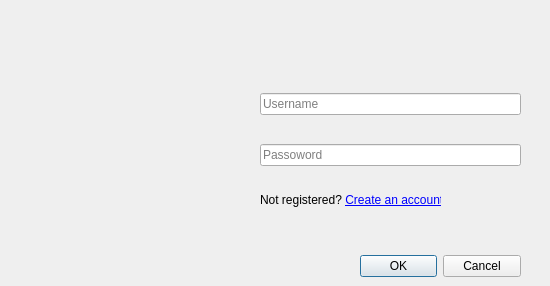
This is Client/resources/CustomDialog.ui in Gamefors/ChatProgram as Qt 5 draws it before an edit. The edited form follows.
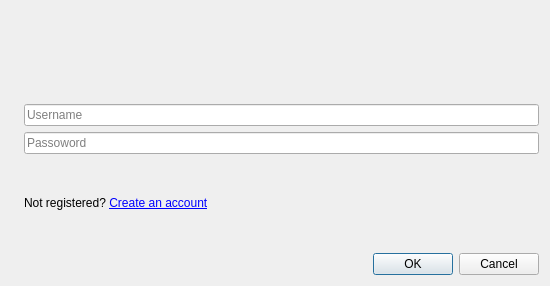
This is the edited form. Icons and pictures are not drawn.

Commit message:
Resizeable windows
LoginWindow and MainWindow are resizable now.

```diff
--- a/Client/resources/CustomDialog.ui
+++ b/Client/resources/CustomDialog.ui
@@ -10,6 +10,18 @@
     <height>286</height>
    </rect>
   </property>
+  <property name="minimumSize">
+   <size>
+    <width>550</width>
+    <height>286</height>
+   </size>
+  </property>
+  <property name="maximumSize">
+   <size>
+    <width>550</width>
+    <height>286</height>
+   </size>
+  </property>
   <property name="windowTitle">
    <string>Dialog</string>
   </property>
@@ -17,15 +29,19 @@
    <iconset>
     <normaloff>icons8-computer-chat-64.png</normaloff>icons8-computer-chat-64.png</iconset>
   </property>
+  <layout class="QGridLayout" name="gridLayout">
+   <item row="0" column="0" rowspan="3">
+    <widget class="QLabel" name="DefaultUserPicture">
+     <property name="text">
+      <string/>
+     </property>
+     <property name="pixmap">
+      <pixmap>default-user-profile.jpg</pixmap>
+     </property>
+    </widget>
+   </item>
+   <item row="3" column="1">
   <widget class="QDialogButtonBox" name="buttonBox">
-   <property name="geometry">
-    <rect>
-     <x>360</x>
-     <y>250</y>
-     <width>161</width>
-     <height>32</height>
-    </rect>
-   </property>
    <property name="orientation">
     <enum>Qt::Horizontal</enum>
    </property>
@@ -33,15 +49,18 @@
     <set>QDialogButtonBox::Cancel|QDialogButtonBox::Ok</set>
    </property>
   </widget>
-  <widget class="QWidget" name="verticalLayoutWidget">
-   <property name="geometry">
-    <rect>
-     <x>260</x>
-     <y>70</y>
-     <width>261</width>
-     <height>121</height>
-    </rect>
-   </property>
+   </item>
+   <item row="2" column="1">
+    <widget class="QLabel" name="label">
+     <property name="text">
+      <string>&lt;html&gt;&lt;head/&gt;&lt;body&gt;&lt;p&gt;Not registered? &lt;a href=&quot;http://localhost:7000/register&quot;&gt;&lt;span style=&quot; text-decoration: underline; color:#0000ff;&quot;&gt;Create an account&lt;/span&gt;&lt;/a&gt;&lt;/p&gt;&lt;/body&gt;&lt;/html&gt;</string>
+     </property>
+     <property name="openExternalLinks">
+      <bool>true</bool>
+     </property>
+    </widget>
+   </item>
+   <item row="1" column="1">
    <layout class="QVBoxLayout" name="verticalLayout">
     <item>
      <widget class="QLineEdit" name="username">
@@ -73,39 +92,8 @@
      </widget>
     </item>
    </layout>
-  </widget>
-  <widget class="QLabel" name="DefaultUserPicture">
-   <property name="geometry">
-    <rect>
-     <x>20</x>
-     <y>50</y>
-     <width>191</width>
-     <height>191</height>
-    </rect>
-   </property>
-   <property name="text">
-    <string/>
-   </property>
-   <property name="pixmap">
-    <pixmap>default-user-profile.jpg</pixmap>
-   </property>
-  </widget>
-  <widget class="QLabel" name="label">
-   <property name="geometry">
-    <rect>
-     <x>260</x>
-     <y>190</y>
-     <width>181</width>
-     <height>21</height>
-    </rect>
-   </property>
-   <property name="text">
-    <string>&lt;html&gt;&lt;head/&gt;&lt;body&gt;&lt;p&gt;Not registered? &lt;a href=&quot;http://localhost:7000/register&quot;&gt;&lt;span style=&quot; text-decoration: underline; color:#0000ff;&quot;&gt;Create an account&lt;/span&gt;&lt;/a&gt;&lt;/p&gt;&lt;/body&gt;&lt;/html&gt;</string>
-   </property>
-   <property name="openExternalLinks">
-    <bool>true</bool>
-   </property>
-  </widget>
+   </item>
+  </layout>
  </widget>
  <resources/>
  <connections>
```
Lines whose indentation alone changed are shown as unchanged. The commit also changes 1 other file.
